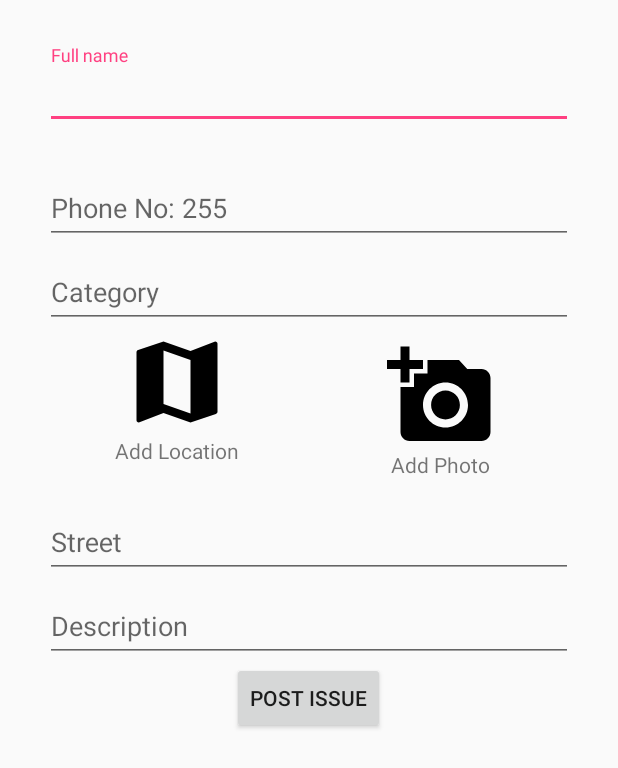
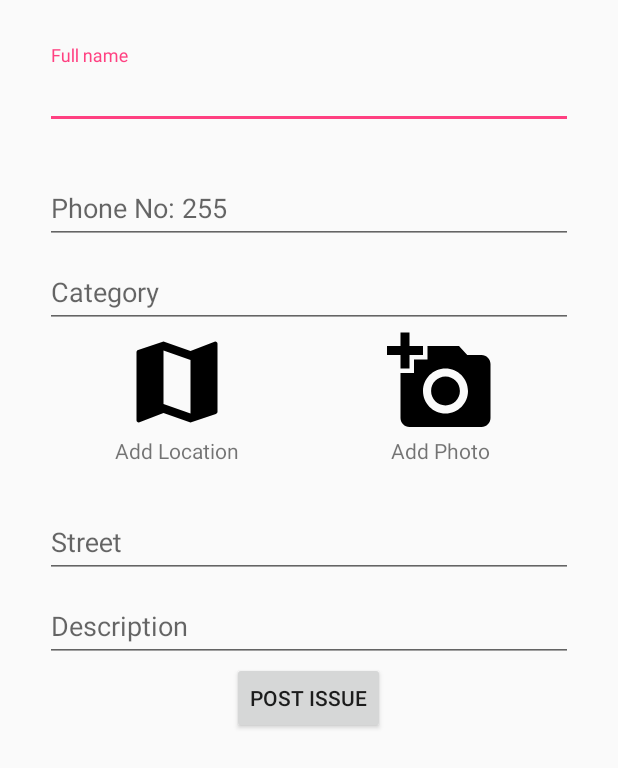
Before and after one commit to CodeTanzania/open311-android-library, an Android app: the layout activity_reporting_form.xml on its own in the app's theme, with its tools: preview values and no code run, on a phone screen of 412 x 824 dp. Shown: the top 768 px of the screen. Run offline under Robolectric (Android 15) with nearby library versions, the phone set to English and light mode, and no system bars; network calls fail.

Commit message:
Add logic to deal with gallery intent. Add AttachmentButton view that handles intent which can start camera or gallery.

```diff
--- /dev/null
+++ b/majifix311/src/main/java/com/example/majifix311/ui/views/AttachmentButton.java
@@ -0,0 +1,148 @@
+package com.example.majifix311.ui.views;
+
+import android.app.Activity;
+import android.content.Context;
+import android.content.ContextWrapper;
+import android.content.Intent;
+import android.content.res.TypedArray;
+import android.os.Build;
+import android.support.annotation.Nullable;
+import android.util.AttributeSet;
+import android.view.Gravity;
+import android.view.MenuInflater;
+import android.view.MenuItem;
+import android.view.View;
+import android.widget.ImageView;
+import android.widget.LinearLayout;
+import android.widget.PopupMenu;
+
+import com.example.majifix311.R;
+import com.example.majifix311.models.Attachment;
+import com.example.majifix311.utils.AttachmentUtils;
+
+/**
+ * This is a drag and drop element that will, when clicked, show a dialog with options to either
+ * start a camera or select from gallery.
+ *
+ * To have the view automatically display the user chosen picture, call the attachment button
+ * in `displayOnActivityResult` and in `onRequestPermissionResult`.
+ */
+
+public class AttachmentButton extends LinearLayout {
+    private static final int REQUEST_IMAGE_CAPTURE = 1;
+    private static final int REQUEST_BROWSE_MEDIA_STORE = 2;
+    private static final int REQUEST_EXTERNAL_STORAGE_PERMISSION = 3;
+
+    private int mLayoutRes;
+    private int mPreviewImageViewId;
+
+    private String mPendingImageUrl;
+
+    private ImageView mPreview;
+
+    public AttachmentButton(Context context) {
+        super(context);
+        init();
+    }
+
+    public AttachmentButton(Context context, @Nullable AttributeSet attrs) {
+        super(context, attrs);
+        setCustomAttributes(context, attrs);
+        init();
+    }
+
+    public AttachmentButton(Context context, @Nullable AttributeSet attrs, int defStyleAttr) {
+        super(context, attrs, defStyleAttr);
+        setCustomAttributes(context, attrs);
+        init();
+    }
+
+    private void setCustomAttributes(Context context, AttributeSet attrs) {
+        TypedArray a = context.getTheme().obtainStyledAttributes(
+                attrs, R.styleable.AttachmentButton, 0, 0);
+        try {
+            mLayoutRes = a.getInteger(R.styleable.AttachmentButton_ab_layout, R.layout.view_add_attachment);
+            mPreviewImageViewId = a.getInteger(R.styleable.AttachmentButton_ab_preview_id, R.id.iv_add_photo);
+        } finally {
+            a.recycle();
+        }
+    }
+
+    private void init() {
+        inflate(getContext(),mLayoutRes, this);
+        setOrientation(VERTICAL);
+
+        LayoutParams params = new LinearLayout.LayoutParams(
+                LayoutParams.WRAP_CONTENT, LayoutParams.WRAP_CONTENT);
+        params.gravity = Gravity.CENTER;
+        setLayoutParams(params);
+
+        if (Build.VERSION.SDK_INT >= Build.VERSION_CODES.JELLY_BEAN_MR1) {
+            setGravity(TEXT_ALIGNMENT_CENTER);
+        }
+
+        mPreview = (ImageView) findViewById(mPreviewImageViewId);
+
+        setOnClickListener(new View.OnClickListener() {
+            @Override
+            public void onClick(View v) {
+                PopupMenu popup = new PopupMenu(getContext(), AttachmentButton.this);
+                MenuInflater inflater = popup.getMenuInflater();
+                inflater.inflate(R.menu.attachmenttype, popup.getMenu());
+                popup.setOnMenuItemClickListener(new PopupMenu.OnMenuItemClickListener() {
+                    @Override
+                    public boolean onMenuItemClick(MenuItem item) {
+                        Activity activity = getActivity();
+                        if (activity != null) {
+                            if (item.getItemId() == R.id.action_start_gallery) {
+                                AttachmentUtils.dispatchAddFromGalleryIntent(activity);
+                            } else if (item.getItemId() == R.id.action_start_camera) {
+                                mPendingImageUrl = AttachmentUtils.dipatchTakePictureIntent(activity);
+                            }
+                            return true;
+                        }
+                        return false;
+                    }
+                });
+                popup.show();
+            }
+        });
+    }
+
+    public String getAttachmentUrl() {
+        return mPendingImageUrl;
+    }
+
+    public void setAttachmentUrl(String attachmentUrl) {
+        mPendingImageUrl = attachmentUrl;
+    }
+
+    public ImageView getPreviewImageView() {
+        return mPreview;
+    }
+
+    public void setPreviewImageView(ImageView imageView) {
+        mPreview = imageView;
+    }
+
+    public boolean displayOnActivityResult(int requestCode, int resultCode, Intent data) {
+        return AttachmentUtils.setThumbnailFromActivityResult(mPreview, mPendingImageUrl,
+                                                       requestCode, resultCode, data);
+    }
+
+    public void onRequestPermissionResult(int requestCode, String permissions[], int[] grantResults) {
+        mPendingImageUrl = AttachmentUtils.onRequestPermissionResult(
+                                    getActivity(), requestCode, permissions, grantResults);
+    }
+
+    private Activity getActivity() {
+        Context context = getContext();
+        while (context instanceof ContextWrapper) {
+            if (context instanceof Activity) {
+                return (Activity)context;
+            }
+            context = ((ContextWrapper)context).getBaseContext();
+        }
+        return null;
+    }
+}
--- /dev/null
+++ b/majifix311/src/main/res/drawable/ic_photo_library_black.xml
@@ -0,0 +1,9 @@
+<vector xmlns:android="http://schemas.android.com/apk/res/android"
+        android:width="24dp"
+        android:height="24dp"
+        android:viewportWidth="24.0"
+        android:viewportHeight="24.0">
+    <path
+        android:fillColor="#FF000000"
+        android:pathData="M22,16L22,4c0,-1.1 -0.9,-2 -2,-2L8,2c-1.1,0 -2,0.9 -2,2v12c0,1.1 0.9,2 2,2h12c1.1,0 2,-0.9 2,-2zM11,12l2.03,2.71L16,11l4,5L8,16l3,-4zM2,6v14c0,1.1 0.9,2 2,2h14v-2L4,20L4,6L2,6z"/>
+</vector>
--- a/majifix311/src/main/res/layout/activity_reporting_form.xml
+++ b/majifix311/src/main/res/layout/activity_reporting_form.xml
@@ -112,29 +112,36 @@
 
             </LinearLayout>
 
-            <!-- Photo -->
-            <LinearLayout
-                android:id="@+id/ll_add_photo"
-                android:layout_width="0dp"
-                android:layout_height="wrap_content"
-                android:layout_gravity="center"
-                android:layout_weight="1"
-                android:gravity="center"
-                android:orientation="vertical">
+        <!-- Photo -->
+        <com.example.majifix311.ui.views.AttachmentButton
+            android:id="@+id/ab_add_photo"
+            android:layout_height="wrap_content"
+            android:layout_width="0dp"
+            android:layout_weight="1"
+            app:layout="@layout/view_add_attachment"/>
 
-                <ImageView
-                    android:id="@+id/iv_add_photo"
-                    android:layout_width="@dimen/form_icon"
-                    android:layout_height="@dimen/form_icon"
-                    android:contentDescription="@string/content_desc_photo"
-                    app:srcCompat="@drawable/ic_add_photo_black" />
+        <!--<LinearLayout-->
+            <!--android:id="@+id/ll_add_photo"-->
+            <!--android:layout_height="wrap_content"-->
+            <!--android:layout_width="0dp"-->
+            <!--android:layout_weight="1"-->
+            <!--android:orientation="vertical"-->
+            <!--android:layout_gravity="center"-->
+            <!--android:gravity="center">-->
 
-                <TextView
-                    android:layout_width="wrap_content"
-                    android:layout_height="wrap_content"
-                    android:text="@string/hint_photo" />
+            <!--<ImageView-->
+                <!--android:id="@+id/iv_add_photo"-->
+                <!--android:src="@drawable/ic_add_photo_black"-->
+                <!--android:contentDescription="@string/content_desc_photo"-->
+                <!--android:layout_width="@dimen/form_icon"-->
+                <!--android:layout_height="@dimen/form_icon" />-->
 
-            </LinearLayout>
+            <!--<TextView-->
+                <!--android:layout_width="wrap_content"-->
+                <!--android:layout_height="wrap_content"-->
+                <!--android:text="@string/hint_photo"/>-->
+
+        <!--</LinearLayout>-->
 
         </LinearLayout>
 
--- /dev/null
+++ b/majifix311/src/main/res/layout/view_add_attachment.xml
@@ -0,0 +1,18 @@
+<?xml version="1.0" encoding="utf-8"?>
+<merge xmlns:android="http://schemas.android.com/apk/res/android">
+
+    <ImageView
+        android:id="@+id/iv_add_photo"
+        android:src="@drawable/ic_add_photo_black"
+        android:contentDescription="@string/content_desc_photo"
+        android:layout_gravity="center"
+        android:layout_width="@dimen/form_icon"
+        android:layout_height="@dimen/form_icon" />
+
+    <TextView
+        android:layout_width="wrap_content"
+        android:layout_height="wrap_content"
+        android:layout_gravity="center"
+        android:text="@string/hint_photo"/>
+
+</merge>
--- /dev/null
+++ b/majifix311/src/main/res/menu/attachmenttype.xml
@@ -0,0 +1,9 @@
+<?xml version="1.0" encoding="utf-8"?>
+<menu xmlns:android="http://schemas.android.com/apk/res/android">
+    <item android:id="@+id/action_start_camera"
+        android:icon="@drawable/ic_add_photo_black"
+        android:title="@string/action_from_camera"/>
+    <item android:id="@+id/action_start_gallery"
+        android:icon="@drawable/ic_photo_library_black"
+        android:title="@string/action_from_gallery" />
+</menu>
--- a/majifix311/src/main/res/values/strings.xml
+++ b/majifix311/src/main/res/values/strings.xml
@@ -23,6 +23,8 @@
     <string name="action_select_category">What type of problem is this?</string>
     <string name="action_select">Select</string>
     <string name="action_close">Close</string>
+    <string name="action_from_camera">Take new photo</string>
+    <string name="action_from_gallery">Use existing photo</string>
 
     <!--select location fragment-->
     <string name="location_marker_title">Problem Location</string>
@@ -40,6 +42,4 @@
     <string name="invalid_lat_long_used">Invalid longitude or latitude</string>
     <string name="no_address_found">No address found</string>
     <string name="address_found">Address found</string>
-
-
 </resources>
```
Also changed, not shown: majifix311/src/main/java/com/example/majifix311/ui/ReportProblemActivity.java (+32 -29 lines), majifix311/src/main/java/com/example/majifix311/utils/AttachmentUtils.java (+86 -22 lines), majifix311/src/main/res/values/attrs.xml (added, +7 -0 lines).
